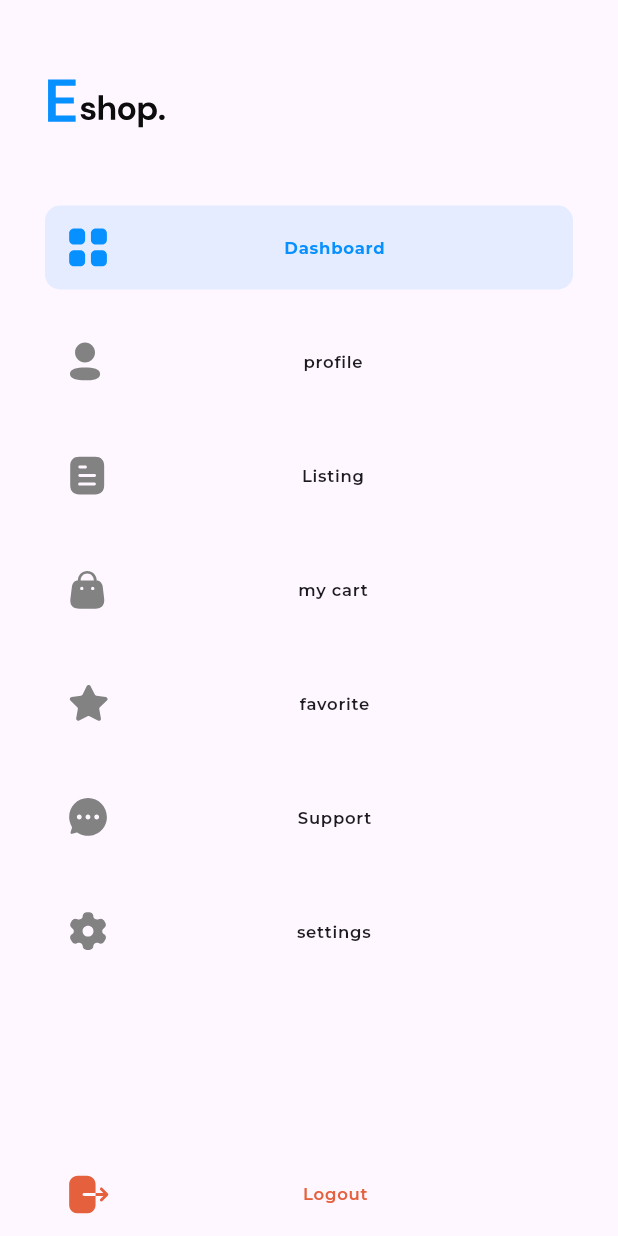
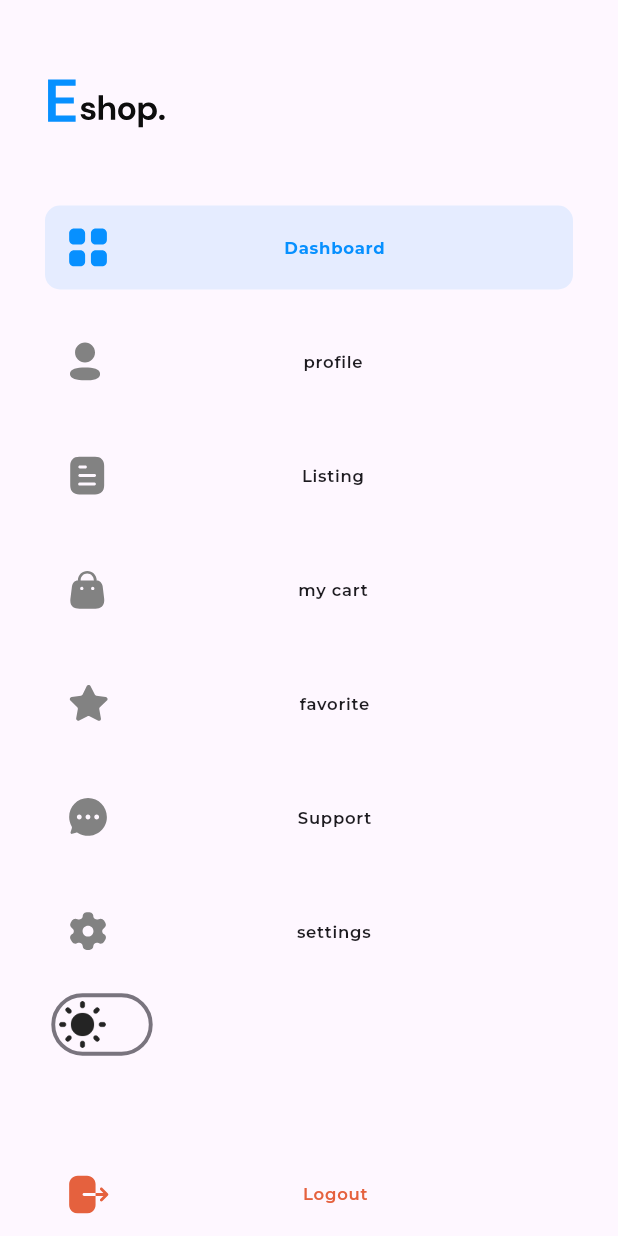
Before and after one commit to KhaledElalfy1/sales-responsive-dashboard, a Flutter app: the DrawerSection widget shown alone on an empty page, opened directly, on a phone screen of 412 x 824 dp. Run offline on Flutter 3.47's test engine with Material 3 defaults, Android fonts, the phone set to English and light mode, and no system bars; our stand-ins replace device_preview, flutter_bloc, flutter_svg, google_fonts.

Commit message:
add theme management with toggle switch and update app structure

```diff
--- /dev/null
+++ b/lib/core/cubit/cubit/theme_cubit.dart
@@ -0,0 +1,17 @@
+
+
+import 'package:flutter/material.dart';
+import 'package:flutter_bloc/flutter_bloc.dart';
+import 'package:sales_responsive_dashboard/core/cubit/cubit/theme_state.dart';
+
+class ThemeCubit extends Cubit<ThemeState> {
+  ThemeCubit():super( ThemeInitial());
+  bool isDark = false;
+  ThemeMode themeMode = ThemeMode.light;
+
+  void changeTheme() {
+    isDark = !isDark;
+    themeMode = isDark ? ThemeMode.dark : ThemeMode.light;
+    emit(ToggleTheme());
+  }
+}
--- /dev/null
+++ b/lib/core/cubit/cubit/theme_state.dart
@@ -0,0 +1,7 @@
+abstract class ThemeState {}
+
+class ThemeInitial extends ThemeState {}
+
+class ToggleTheme extends ThemeState {
+
+}
--- a/lib/core/utils/app_images.dart
+++ b/lib/core/utils/app_images.dart
@@ -13,6 +13,9 @@ class AppImages {
   static const String special2 = 'assets/images/special2.png';
   static const String special3 = 'assets/images/special3.png';
 
+  static const String light = 'assets/images/light_mode.png';
+  static const String night = 'assets/images/night_mode.png';
+
 
   static String card(context) {
     return Theme.of(context).brightness == Brightness.dark
--- /dev/null
+++ b/lib/features/home/presentation/view/widgets/custom_theming_switch.dart
@@ -0,0 +1,36 @@
+
+import 'package:flutter/material.dart';
+import 'package:flutter_bloc/flutter_bloc.dart';
+import 'package:sales_responsive_dashboard/core/cubit/cubit/theme_cubit.dart';
+import 'package:sales_responsive_dashboard/core/utils/app_images.dart';
+
+
+class CustomThemingSwitch extends StatelessWidget {
+  const CustomThemingSwitch({
+    super.key,
+  });
+
+  @override
+  Widget build(BuildContext context) {
+    return Padding(
+      padding: const EdgeInsets.only(left: 8.0),
+      child: Align(
+        alignment: Alignment.topLeft,
+        child: Transform.scale(
+          scale: 1.3,
+          child: Switch(
+              activeColor: Colors.white,
+              inactiveThumbColor: Colors.transparent,
+              activeTrackColor: Colors.grey,
+              inactiveTrackColor: Colors.transparent,
+              inactiveThumbImage: const AssetImage(AppImages.light),
+              activeThumbImage: const AssetImage(AppImages.night),
+              value: context.read<ThemeCubit>().isDark,
+              onChanged: (value) {
+                context.read<ThemeCubit>().changeTheme();
+              }),
+        ),
+      ),
+    );
+  }
+}
--- a/lib/features/home/presentation/view/widgets/drawer_section.dart
+++ b/lib/features/home/presentation/view/widgets/drawer_section.dart
@@ -3,6 +3,7 @@ import 'package:flutter_svg/flutter_svg.dart';
 import 'package:sales_responsive_dashboard/core/utils/app_colors.dart';
 import 'package:sales_responsive_dashboard/core/utils/app_fonts.dart';
 import 'package:sales_responsive_dashboard/core/utils/app_icons.dart';
+import 'package:sales_responsive_dashboard/features/home/presentation/view/widgets/custom_theming_switch.dart';
 
 class DrawerSection extends StatefulWidget {
   const DrawerSection({super.key});
@@ -89,6 +90,10 @@ class _DrawerSectionState extends State<DrawerSection> {
             hasScrollBody: false,
             child: Column(
               children: [
+                const SizedBox(
+                  height: 10,
+                ),
+               const CustomThemingSwitch(),
                 const Expanded(child: SizedBox()),
                 ListTile(
                   leading: SvgPicture.asset(AppIcons.iconsLogout(context)),
--- a/lib/features/home/presentation/view/widgets/mobile_layout.dart
+++ b/lib/features/home/presentation/view/widgets/mobile_layout.dart
@@ -2,6 +2,7 @@ import 'package:flutter/material.dart';
 import 'package:sales_responsive_dashboard/features/home/presentation/view/widgets/card_section.dart';
 import 'package:sales_responsive_dashboard/features/home/presentation/view/widgets/custom_product_card_grid.dart';
 import 'package:sales_responsive_dashboard/features/home/presentation/view/widgets/drawer_section.dart';
+import 'package:sales_responsive_dashboard/features/home/presentation/view/widgets/product_section_header.dart';
 import 'package:sales_responsive_dashboard/features/home/presentation/view/widgets/production_action_header.dart';
 import 'package:sales_responsive_dashboard/features/home/presentation/view/widgets/special_for_you_card_list_view.dart';
 import 'package:sales_responsive_dashboard/features/home/presentation/view/widgets/upgrade_promotion_widget.dart';
@@ -23,6 +24,7 @@ class MobileLayout extends StatelessWidget {
           child: CustomScrollView(
             slivers: [
               const SliverToBoxAdapter(child: SizedBox(height: 50)),
+              const SliverToBoxAdapter(child: ProductSectionHeader()),
               const SliverToBoxAdapter(child: SizedBox(height: 40)),
               const SliverToBoxAdapter(child: UpgradePromotionWidget()),
               const SliverToBoxAdapter(child: SizedBox(height: 40)),
--- a/pubspec.yaml
+++ b/pubspec.yaml
@@ -32,8 +32,8 @@ dependencies:
   device_preview: ^1.2.0
   flutter:
     sdk: flutter
+  flutter_bloc: ^9.0.0
   flutter_svg: ^2.0.17
-  flutter_svg_provider: ^1.0.7
   google_fonts: ^6.2.1
 
 dev_dependencies:
```
Also changed, not shown: lib/main.dart (+7 -2 lines), assets/images/light_mode.png (added), assets/images/night_mode.png (added), pubspec.lock, 2 other files.
